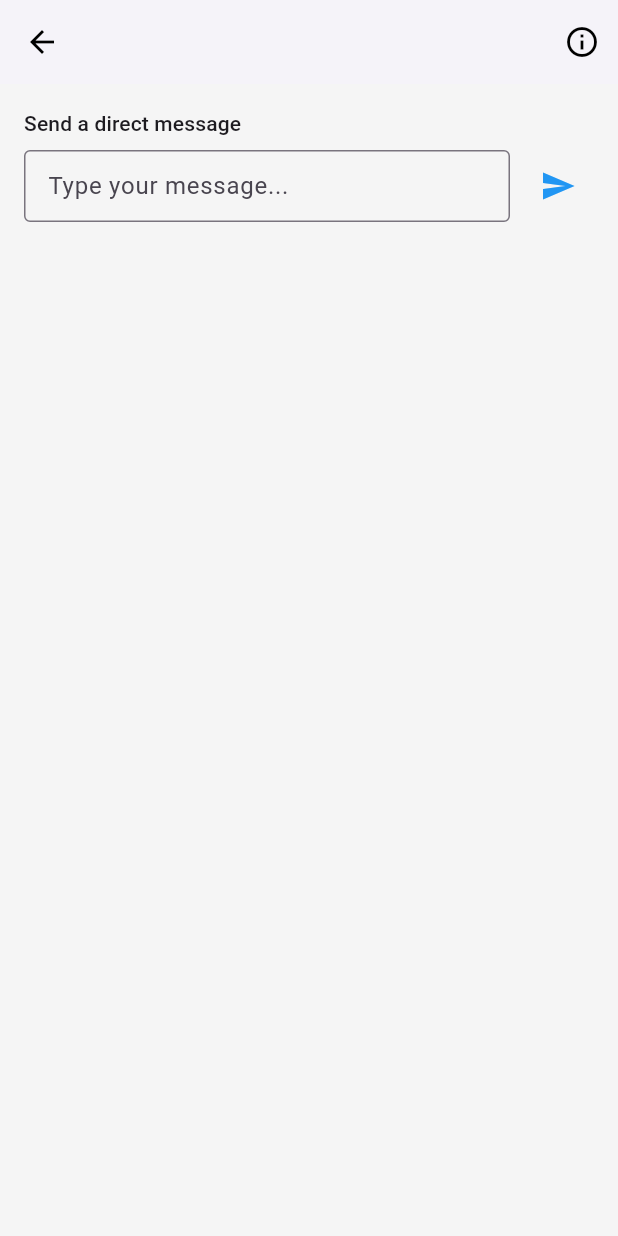
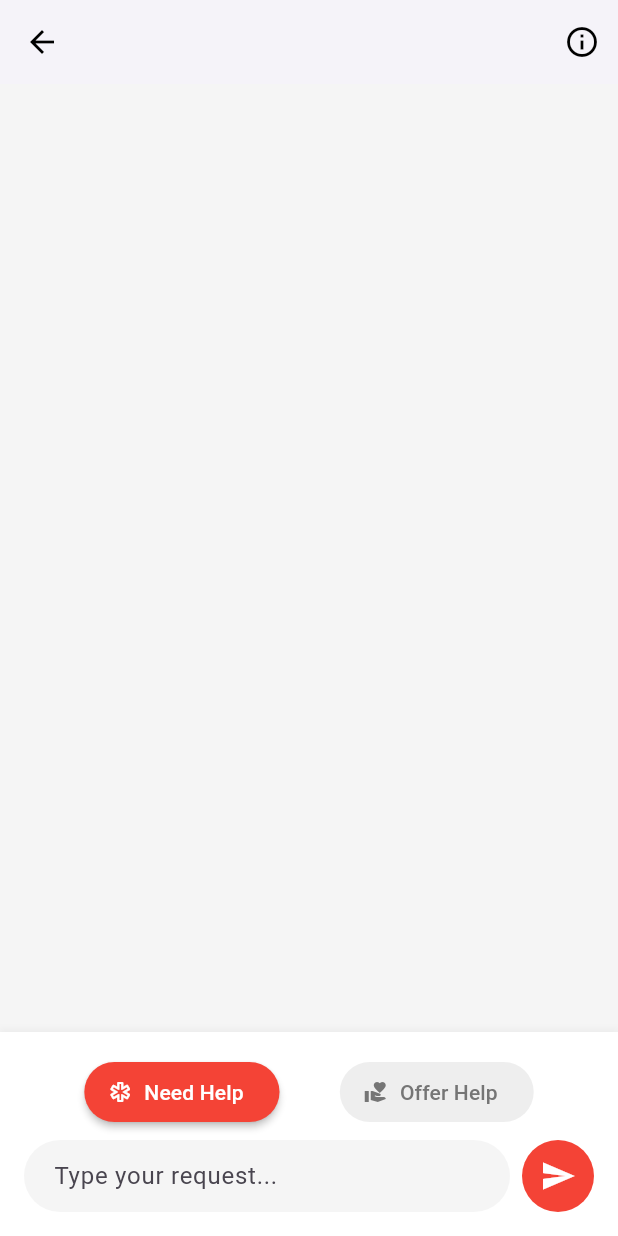
Before and after one commit to ftakhil/resqlink, a Flutter app: the RegionDetailsScreen screen opened directly with empty values, on a phone screen of 412 x 824 dp. Run offline on Flutter 3.47's test engine with Material 3 defaults, Android fonts, the phone set to English and light mode, and no system bars; our stand-ins replace curved_navigation_bar, flutter_animate, flutter_dotenv, flutter_local_notifications, flutter_map, flutter_tts and 9 more; missing offline and left inert: flutter_client_sse, flutter_webrtc, torch_light; accounts and stored records are empty.

Commit message:
community update 2

```diff
--- a/lib/region_details_screen.dart
+++ b/lib/region_details_screen.dart
@@ -1,10 +1,32 @@
 import 'package:flutter/material.dart';
 
-class RegionDetailsScreen extends StatelessWidget {
+class RegionDetailsScreen extends StatefulWidget {
   final String regionName;
   final int selectedIndex;
   final void Function(int)? onNavItemTapped;
   const RegionDetailsScreen({Key? key, required this.regionName, this.selectedIndex = 1, this.onNavItemTapped}) : super(key: key);
+
+  @override
+  State<RegionDetailsScreen> createState() => _RegionDetailsScreenState();
+}
+
+class _RegionDetailsScreenState extends State<RegionDetailsScreen> {
+  bool isNeedHelp = true; // Default to Need Help mode
+  final TextEditingController controller = TextEditingController();
+  final List<Map<String, dynamic>> messages = [];
+
+  void _sendMessage() {
+    if (controller.text.trim().isNotEmpty) {
+      setState(() {
+        messages.add({
+          'text': controller.text,
+          'isNeedHelp': isNeedHelp,
+          'timestamp': DateTime.now(),
+        });
+        controller.clear();
+      });
+    }
+  }
 
   @override
   Widget build(BuildContext context) {
@@ -20,7 +42,7 @@ class RegionDetailsScreen extends StatelessWidget {
     final TextEditingController controller = TextEditingController();
     return Scaffold(
       appBar: AppBar(
-        title: Text(regionName),
+        title: Text(widget.regionName),
         leading: BackButton(onPressed: () {
           Navigator.pop(context);
         }),
@@ -99,39 +121,123 @@ class RegionDetailsScreen extends StatelessWidget {
           ),
         ],
       ),
-      body: Padding(
-        padding: const EdgeInsets.all(16.0),
-        child: ListView(
+      body: Column(
         children: [
-            Text('Send a direct message', style: Theme.of(context).textTheme.titleSmall),
+          Expanded(
+            child: ListView.builder(
+              padding: const EdgeInsets.all(16),
+              itemCount: messages.length,
+              itemBuilder: (context, index) {
+                final message = messages[index];
+                return Align(
+                  alignment: message['isNeedHelp'] ? Alignment.centerRight : Alignment.centerLeft,
+                  child: Container(
+                    margin: const EdgeInsets.symmetric(vertical: 4),
+                    padding: const EdgeInsets.symmetric(horizontal: 12, vertical: 8),
+                    decoration: BoxDecoration(
+                      color: message['isNeedHelp']
+                          ? Colors.red[100]
+                          : Colors.green[100],
+                      borderRadius: BorderRadius.circular(16),
+                      border: Border.all(
+                        color: message['isNeedHelp']
+                            ? Colors.red[300]!
+                            : Colors.green[300]!,
+                      ),
+                    ),
+                    child: Text(
+                      message['text'],
+                      style: TextStyle(
+                        color: message['isNeedHelp']
+                            ? Colors.red[900]
+                            : Colors.green[900],
+                      ),
+                    ),
+                  ),
+                );
+              },
+            ),
+          ),
+          Container(
+            decoration: BoxDecoration(
+              color: Colors.white,
+              boxShadow: [
+                BoxShadow(
+                  color: Colors.grey.withOpacity(0.1),
+                  spreadRadius: 1,
+                  blurRadius: 3,
+                  offset: const Offset(0, -1),
+                ),
+              ],
+            ),
+            padding: const EdgeInsets.all(16),
+            child: Column(
+              mainAxisSize: MainAxisSize.min,
+              children: [
+                Row(
+                  mainAxisAlignment: MainAxisAlignment.spaceEvenly,
+                  children: [
+                    ElevatedButton.icon(
+                      icon: const Icon(Icons.emergency_outlined, size: 16),
+                      label: const Text('Need Help'),
+                      style: ElevatedButton.styleFrom(
+                        backgroundColor: isNeedHelp ? Colors.red : Colors.grey[200],
+                        foregroundColor: isNeedHelp ? Colors.white : Colors.grey[600],
+                        elevation: isNeedHelp ? 2 : 0,
+                      ),
+                      onPressed: () => setState(() => isNeedHelp = true),
+                    ),
+                    ElevatedButton.icon(
+                      icon: const Icon(Icons.volunteer_activism, size: 16),
+                      label: const Text('Offer Help'),
+                      style: ElevatedButton.styleFrom(
+                        backgroundColor: !isNeedHelp ? Colors.green : Colors.grey[200],
+                        foregroundColor: !isNeedHelp ? Colors.white : Colors.grey[600],
+                        elevation: !isNeedHelp ? 2 : 0,
+                      ),
+                      onPressed: () => setState(() => isNeedHelp = false),
+                    ),
+                  ],
+                ),
                 const SizedBox(height: 8),
                 Row(
                   children: [
                     Expanded(
                       child: TextField(
                         controller: controller,
-                    decoration: const InputDecoration(
-                      hintText: 'Type your message...',
-                      border: OutlineInputBorder(),
-                      isDense: true,
+                        decoration: InputDecoration(
+                          hintText: isNeedHelp ? 'Type your request...' : 'Type your offer...',
+                          filled: true,
+                          fillColor: Colors.grey[100],
+                          border: OutlineInputBorder(
+                            borderRadius: BorderRadius.circular(24),
+                            borderSide: BorderSide.none,
+                          ),
+                          contentPadding: const EdgeInsets.symmetric(horizontal: 16, vertical: 12),
                         ),
                       ),
                     ),
                     const SizedBox(width: 8),
-                IconButton(
-                  icon: const Icon(Icons.send, color: Colors.blue),
-                  onPressed: () {
-                    // TODO: Handle send message
-                  },
+                    Container(
+                      decoration: BoxDecoration(
+                        shape: BoxShape.circle,
+                        color: isNeedHelp ? Colors.red : Colors.green,
+                      ),
+                      child: IconButton(
+                        icon: const Icon(Icons.send, color: Colors.white),
+                        onPressed: _sendMessage,
+                      ),
                     ),
                   ],
                 ),
               ],
             ),
           ),
-      bottomNavigationBar: onNavItemTapped != null ? BottomNavigationBar(
-        currentIndex: selectedIndex,
-        onTap: onNavItemTapped,
+        ],
+      ),
+      bottomNavigationBar: widget.onNavItemTapped != null ? BottomNavigationBar(
+        currentIndex: widget.selectedIndex,
+        onTap: widget.onNavItemTapped,
         items: const [
           BottomNavigationBarItem(icon: Icon(Icons.home), label: 'Home'),
           BottomNavigationBarItem(icon: Icon(Icons.people), label: 'Community'),
```
Lines whose indentation alone changed are shown as unchanged.
